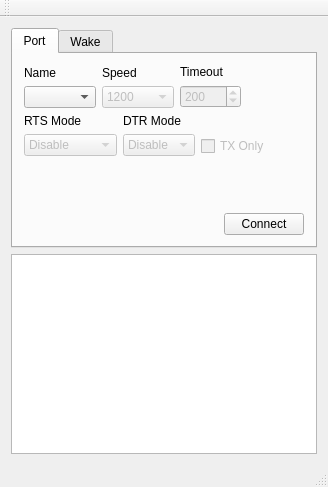
First picture: the form in src/mainwindow.ui, repository ew1abz/qWake, before the edit.
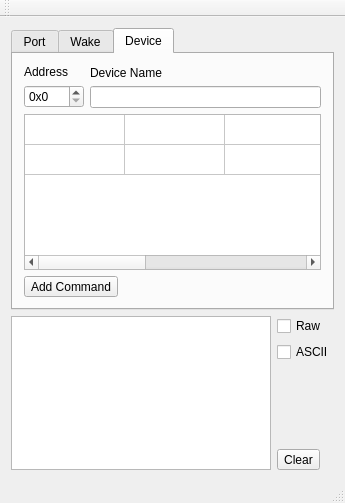
Second picture: the form after the edit. Icons and pictures are not drawn. Custom widgets are drawn as their Qt base class.

Commit message: Linux COM port is work. Device tab designed.

```diff
--- a/src/mainwindow.ui
+++ b/src/mainwindow.ui
@@ -6,8 +6,8 @@
    <rect>
     <x>0</x>
     <y>0</y>
-    <width>328</width>
-    <height>487</height>
+    <width>345</width>
+    <height>503</height>
    </rect>
   </property>
   <property name="windowTitle">
@@ -18,7 +18,7 @@
     <item>
      <widget class="QTabWidget" name="tabWidget">
       <property name="currentIndex">
-       <number>0</number>
+       <number>2</number>
       </property>
       <widget class="QWidget" name="tab">
        <attribute name="title">
@@ -416,10 +416,156 @@
         </item>
        </layout>
       </widget>
+      <widget class="QWidget" name="tab_3">
+       <attribute name="title">
+        <string>Device</string>
+       </attribute>
+       <layout class="QVBoxLayout" name="verticalLayout_14">
+        <item>
+         <layout class="QHBoxLayout" name="horizontalLayout_3">
+          <item>
+           <layout class="QVBoxLayout" name="verticalLayout_12">
+            <item>
+             <widget class="QLabel" name="label_9">
+              <property name="text">
+               <string>Address</string>
+              </property>
+             </widget>
+            </item>
+            <item>
+             <widget class="HexSpinBox" name="hsbAddr_2">
+              <property name="prefix">
+               <string>0x</string>
+              </property>
+              <property name="maximum">
+               <number>255</number>
+              </property>
+              <property name="value">
+               <number>0</number>
+              </property>
+             </widget>
+            </item>
+           </layout>
+          </item>
+          <item>
+           <layout class="QVBoxLayout" name="verticalLayout_13">
+            <item>
+             <widget class="QLabel" name="label_11">
+              <property name="text">
+               <string>Device Name</string>
+              </property>
+             </widget>
+            </item>
+            <item>
+             <widget class="QLineEdit" name="lineEdit"/>
+            </item>
+           </layout>
+          </item>
+         </layout>
+        </item>
+        <item>
+         <widget class="QTableWidget" name="tableWidget">
+          <property name="rowCount">
+           <number>2</number>
+          </property>
+          <property name="columnCount">
+           <number>5</number>
+          </property>
+          <attribute name="horizontalHeaderVisible">
+           <bool>false</bool>
+          </attribute>
+          <attribute name="horizontalHeaderDefaultSectionSize">
+           <number>100</number>
+          </attribute>
+          <attribute name="verticalHeaderVisible">
+           <bool>false</bool>
+          </attribute>
+          <attribute name="verticalHeaderVisible">
+           <bool>false</bool>
+          </attribute>
+          <attribute name="horizontalHeaderVisible">
+           <bool>false</bool>
+          </attribute>
+          <attribute name="horizontalHeaderDefaultSectionSize">
+           <number>100</number>
+          </attribute>
+          <row/>
+          <row/>
+          <column/>
+          <column/>
+          <column/>
+          <column/>
+          <column/>
+         </widget>
+        </item>
+        <item>
+         <widget class="QToolButton" name="toolButton">
+          <property name="text">
+           <string>Add Command</string>
+          </property>
+         </widget>
+        </item>
+       </layout>
+      </widget>
      </widget>
     </item>
     <item>
-     <widget class="QTextEdit" name="teLog"/>
+     <layout class="QHBoxLayout" name="horizontalLayout">
+      <item>
+       <widget class="QTextEdit" name="teLog">
+        <property name="font">
+         <font>
+          <family>Monospace</family>
+          <pointsize>8</pointsize>
+         </font>
+        </property>
+        <property name="lineWrapMode">
+         <enum>QTextEdit::NoWrap</enum>
+        </property>
+        <property name="readOnly">
+         <bool>true</bool>
+        </property>
+       </widget>
+      </item>
+      <item>
+       <layout class="QVBoxLayout" name="verticalLayout_6">
+        <item>
+         <widget class="QCheckBox" name="cbxRaw">
+          <property name="text">
+           <string>Raw</string>
+          </property>
+         </widget>
+        </item>
+        <item>
+         <widget class="QCheckBox" name="cbxASCII">
+          <property name="text">
+           <string>ASCII</string>
+          </property>
+         </widget>
+        </item>
+        <item>
+         <spacer name="verticalSpacer_3">
+          <property name="orientation">
+           <enum>Qt::Vertical</enum>
+          </property>
+          <property name="sizeHint" stdset="0">
+           <size>
+            <width>20</width>
+            <height>40</height>
+           </size>
+          </property>
+         </spacer>
+        </item>
+        <item>
+         <widget class="QToolButton" name="btClear">
+          <property name="text">
+           <string>Clear</string>
+          </property>
+         </widget>
+        </item>
+       </layout>
+      </item>
+     </layout>
     </item>
    </layout>
   </widget>
```
Left out of the diff: 6 changed lines with no effect on the pictures. The commit also changes 9 other files.
